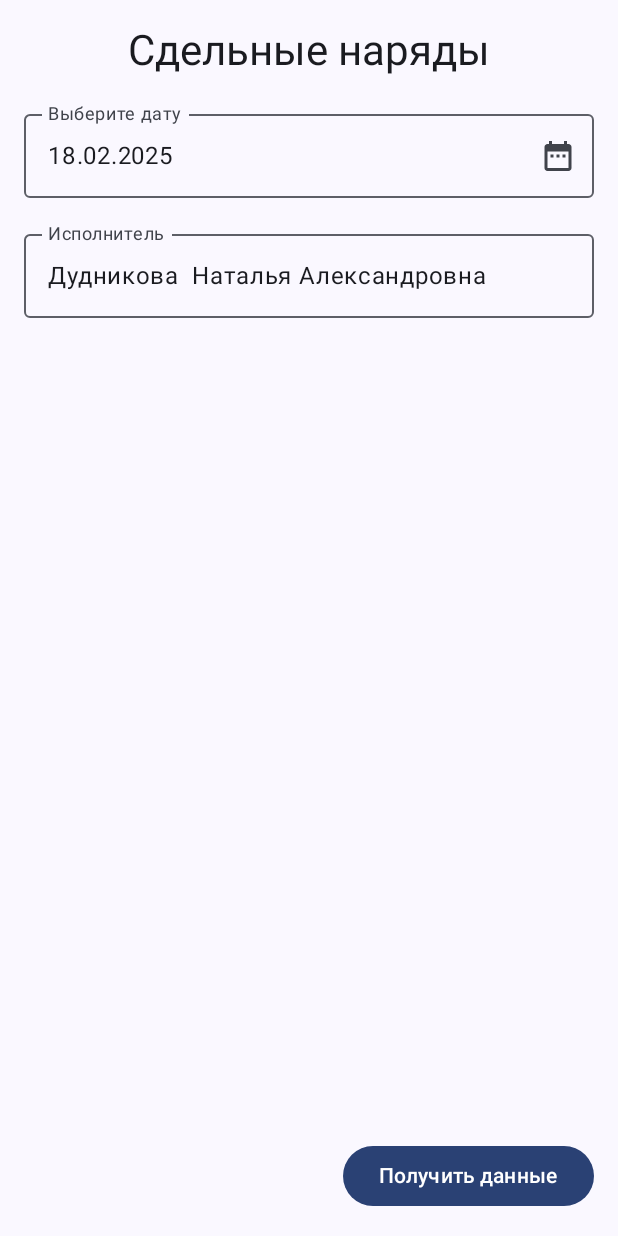
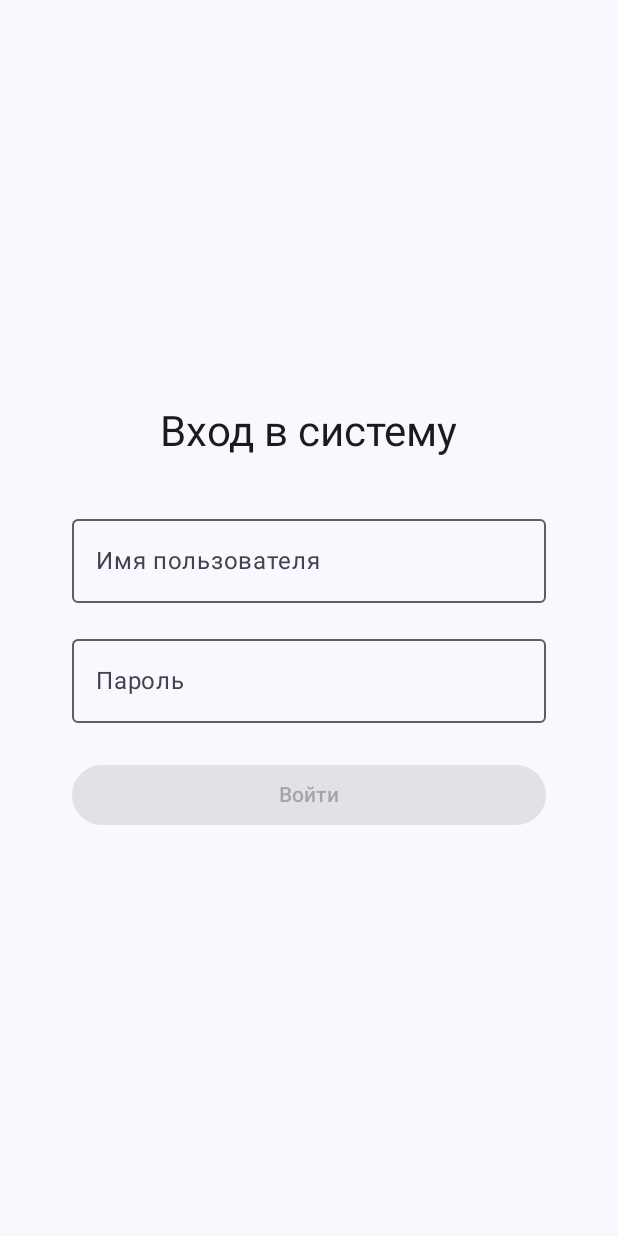
Before and after one commit to baranskiytexdar/GProgerApp1, an Android app built with Jetpack Compose: the screen it shows after launch (MainActivity), on a phone screen of 412 x 824 dp. Run offline under Robolectric (Android 15) with nearby library versions, the phone set to English and light mode, and no system bars; libraries missing offline, so code that uses them is left out: com.jakewharton.threetenabp; 1 statement that could not run was skipped.

```diff
--- /dev/null
+++ b/app/src/main/java/com/example/gprogerapp1/AuthViewModel.kt
@@ -0,0 +1,60 @@
+package com.example.gprogerapp1
+
+import android.app.Application
+import androidx.lifecycle.AndroidViewModel
+import androidx.lifecycle.viewModelScope
+import kotlinx.coroutines.flow.MutableStateFlow
+import kotlinx.coroutines.flow.StateFlow
+import kotlinx.coroutines.flow.asStateFlow
+import kotlinx.coroutines.launch
+
+class AuthViewModel(application: Application) : AndroidViewModel(application) {
+
+    private val authManager = AuthManager(application.applicationContext)
+
+    private val _loginState = MutableStateFlow<LoginState>(LoginState.Idle)
+    val loginState: StateFlow<LoginState> = _loginState.asStateFlow()
+
+    private val _isLoggedIn = MutableStateFlow(authManager.isLoggedIn())
+    val isLoggedIn: StateFlow<Boolean> = _isLoggedIn.asStateFlow()
+
+    init {
+        // Проверяем состояние входа при инициализации
+        _isLoggedIn.value = authManager.isLoggedIn()
+    }
+
+    fun login(username: String, password: String) {
+        _loginState.value = LoginState.Loading
+
+        viewModelScope.launch {
+            val result = authManager.login(username, password)
+
+            result.fold(
+                onSuccess = {
+                    _loginState.value = LoginState.Success
+                    _isLoggedIn.value = true
+                },
+                onFailure = { exception ->
+                    _loginState.value = LoginState.Error(exception.message ?: "Ошибка авторизации")
+                }
+            )
+        }
+    }
+
+    fun logout() {
+        authManager.logout()
+        _isLoggedIn.value = false
+        _loginState.value = LoginState.Idle
+    }
+
+    fun getUsername(): String {
+        return authManager.getUsername()
+    }
+
+    sealed class LoginState {
+        object Idle : LoginState()
+        object Loading : LoginState()
+        object Success : LoginState()
+        data class Error(val message: String) : LoginState()
+    }
+}
--- /dev/null
+++ b/app/src/main/java/com/example/gprogerapp1/LoginScreen.kt
@@ -0,0 +1,93 @@
+package com.example.gprogerapp1
+
+import androidx.compose.foundation.layout.*
+import androidx.compose.material3.*
+import androidx.compose.runtime.*
+import androidx.compose.ui.Alignment
+import androidx.compose.ui.Modifier
+import androidx.compose.ui.text.input.PasswordVisualTransformation
+import androidx.compose.ui.unit.dp
+
+import androidx.compose.foundation.text.KeyboardOptions
+import androidx.compose.ui.text.input.ImeAction
+import androidx.compose.ui.text.input.KeyboardType
+@Composable
+fun LoginScreen(
+    modifier: Modifier = Modifier,
+    viewModel: AuthViewModel
+) {
+    var username by remember { mutableStateOf("") }
+    var password by remember { mutableStateOf("") }
+
+    val loginState by viewModel.loginState.collectAsState()
+
+    Box(
+        modifier = modifier
+            .fillMaxSize()
+            .padding(16.dp),
+        contentAlignment = Alignment.Center
+    ) {
+        Column(
+            horizontalAlignment = Alignment.CenterHorizontally,
+            verticalArrangement = Arrangement.Center,
+            modifier = Modifier
+                .fillMaxWidth()
+                .padding(horizontal = 32.dp)
+        ) {
+            Text(
+                text = "Вход в систему",
+                style = MaterialTheme.typography.headlineMedium,
+                modifier = Modifier.padding(bottom = 32.dp)
+            )
+
+            OutlinedTextField(
+                value = username,
+                onValueChange = { username = it },
+                label = { Text("Имя пользователя") },
+                // Добавьте эти параметры
+                keyboardOptions = KeyboardOptions(
+                    keyboardType = KeyboardType.Text,
+                    imeAction = ImeAction.Next
+                ),
+                modifier = Modifier
+                    .fillMaxWidth()
+                    .padding(bottom = 16.dp)
+            )
+
+            OutlinedTextField(
+                value = password,
+                onValueChange = { password = it },
+                label = { Text("Пароль") },
+                visualTransformation = PasswordVisualTransformation(),
+                modifier = Modifier
+                    .fillMaxWidth()
+                    .padding(bottom = 24.dp)
+            )
+
+            when (val state = loginState) {
+                is AuthViewModel.LoginState.Error -> {
+                    Text(
+                        text = state.message,
+                        color = MaterialTheme.colorScheme.error,
+                        modifier = Modifier.padding(bottom = 16.dp)
+                    )
+                }
+                is AuthViewModel.LoginState.Loading -> {
+                    CircularProgressIndicator(
+                        modifier = Modifier.padding(bottom = 16.dp)
+                    )
+                }
+                else -> {}
+            }
+
+            Button(
+                onClick = { viewModel.login(username, password) },
+                modifier = Modifier.fillMaxWidth(),
+                enabled = username.isNotEmpty() && password.isNotEmpty() &&
+                        loginState !is AuthViewModel.LoginState.Loading
+            ) {
+                Text("Войти")
+            }
+        }
+    }
+}
--- a/app/src/main/java/com/example/gprogerapp1/MainActivity.kt
+++ b/app/src/main/java/com/example/gprogerapp1/MainActivity.kt
@@ -21,16 +21,39 @@ import androidx.lifecycle.viewmodel.compose.viewModel
 import java.time.LocalDate
 import java.time.format.DateTimeFormatter
 
+import androidx.compose.foundation.layout.fillMaxSize
+import androidx.compose.foundation.layout.padding
+import androidx.compose.material3.Scaffold
+import androidx.compose.runtime.collectAsState
+import androidx.compose.runtime.getValue
+
 class MainActivity : ComponentActivity() {
     override fun onCreate(savedInstanceState: Bundle?) {
         super.onCreate(savedInstanceState)
         enableEdgeToEdge()
         setContent {
             GProgerApp1Theme {
+                // Получаем экземпляр AuthViewModel для работы с авторизацией
+                val authViewModel: AuthViewModel = viewModel()
+                // Отслеживаем состояние авторизации
+                val isLoggedIn by authViewModel.isLoggedIn.collectAsState()
+
                 Scaffold(modifier = Modifier.fillMaxSize()) { innerPadding ->
-                    MainScreen(
-                        modifier = Modifier.padding(innerPadding)
-                    )
+                    // Проверяем, авторизован ли пользователь
+                    if (isLoggedIn) {
+                        // Если авторизован, показываем основной экран с возможностью выхода
+                        MainScreen(
+                            modifier = Modifier.padding(innerPadding),
+                            viewModel = viewModel(),
+                            onLogout = { authViewModel.logout() }
+                        )
+                    } else {
+                        // Если не авторизован, показываем экран входа
+                        LoginScreen(
+                            modifier = Modifier.padding(innerPadding),
+                            viewModel = authViewModel
+                        )
+                    }
                 }
             }
         }
@@ -38,7 +61,11 @@ class MainActivity : ComponentActivity() {
 }
 
 @Composable
-fun MainScreen(modifier: Modifier = Modifier, viewModel: OneCViewModel = viewModel()) {
+fun MainScreen(
+    modifier: Modifier = Modifier,
+    viewModel: OneCViewModel = viewModel(),
+    onLogout: () -> Unit
+) {
     // Получаем дату из требований (2025-02-18)
     var selectedDate by remember { mutableStateOf(LocalDate.of(2025, 2, 18)) }
     val dateFormatter = DateTimeFormatter.ofPattern("dd.MM.yyyy")
@@ -69,11 +96,24 @@ fun MainScreen(modifier: Modifier = Modifier, viewModel: OneCViewModel = viewMod
                 .fillMaxSize()
                 .padding(16.dp)
         ) {
-            Text(
-                text = "Сдельные наряды",
-                style = MaterialTheme.typography.headlineMedium,
-                modifier = Modifier.padding(bottom = 16.dp)
-            )
+            // Добавляем строку с заголовком и кнопкой выхода
+            Row(
+                modifier = Modifier
+                    .fillMaxWidth()
+                    .padding(bottom = 16.dp),
+                horizontalArrangement = Arrangement.SpaceBetween,
+                verticalAlignment = Alignment.CenterVertically
+            ) {
+                Text(
+                    text = "Сдельные наряды",
+                    style = MaterialTheme.typography.headlineMedium
+                )
+
+                // Кнопка выхода
+                Button(onClick = onLogout) {
+                    Text("Выйти")
+                }
+            }
 
             // Поле ввода даты с иконкой календаря
             OutlinedTextField(
@@ -163,9 +203,12 @@ fun MainScreen(modifier: Modifier = Modifier, viewModel: OneCViewModel = viewMod
         // Кнопка для выполнения запроса, в правом нижнем углу
         Button(
             onClick = {
+                // Используйте выбранную дату и исполнителя
+                viewModel.fetchOperations(
+                    date = apiFormattedDate,  // Дата в формате yyyy-MM-dd
+                    performer = ispolnitel     // Имя исполнителя
+                )
                 showResults = true
-                // Вызываем метод загрузки данных из ViewModel
-                viewModel.fetchOperations(apiFormattedDate, ispolnitel)
             },
             modifier = Modifier
                 .align(Alignment.BottomEnd)
--- a/app/src/main/java/com/example/gprogerapp1/api/RetrofitClient.kt
+++ b/app/src/main/java/com/example/gprogerapp1/api/RetrofitClient.kt
@@ -8,6 +8,7 @@ import okhttp3.ResponseBody
 import retrofit2.Retrofit
 import retrofit2.converter.simplexml.SimpleXmlConverterFactory
 import java.util.concurrent.TimeUnit
+import android.util.Base64
 
 object RetrofitClient {
     private const val BASE_URL = "http://192.168.5.28/unf_5/ws/"
@@ -23,14 +24,12 @@ object RetrofitClient {
     private val okHttpClient = OkHttpClient.Builder()
         .addInterceptor(loggingInterceptor)
         .addInterceptor { chain ->
-            // Кодируем логин и пароль в base64
             val credentials = "$USERNAME:$PASSWORD"
-            val encodedCredentials = android.util.Base64.encodeToString(
+            val encodedCredentials = Base64.encodeToString(
                 credentials.toByteArray(),
-                android.util.Base64.NO_WRAP
+                Base64.NO_WRAP
             )
 
-            // Добавляем заголовок Authorization к каждому запросу
             val request = chain.request().newBuilder()
                 .header("Authorization", "Basic $encodedCredentials")
                 .build()
```
Also changed, not shown: app/build.gradle.kts (+14 -0 lines), app/src/main/java/com/example/gprogerapp1/AuthManager.kt (added, +116 -0 lines), app/src/main/java/com/example/gprogerapp1/AuthResult.kt (added, +7 -0 lines), app/src/main/java/com/example/gprogerapp1/OneCViewModel.kt (+8 -1 lines), app/src/main/java/com/example/gprogerapp1/api/OneCRepository.kt (+33 -63 lines), app/src/main/java/com/example/gprogerapp1/api/OneCService.kt (+9 -0 lines).
